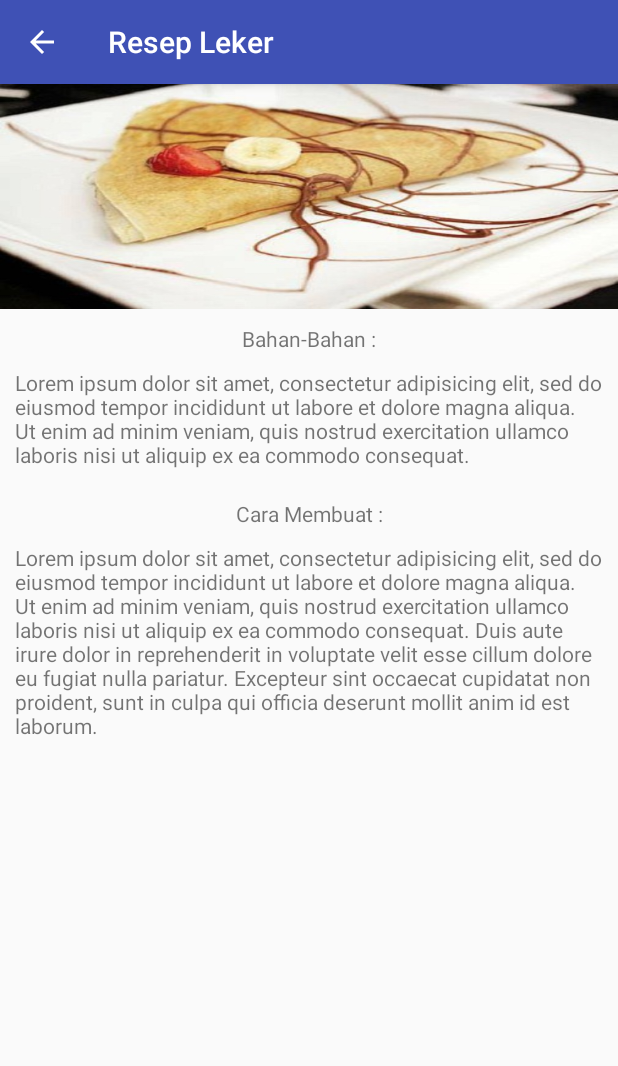
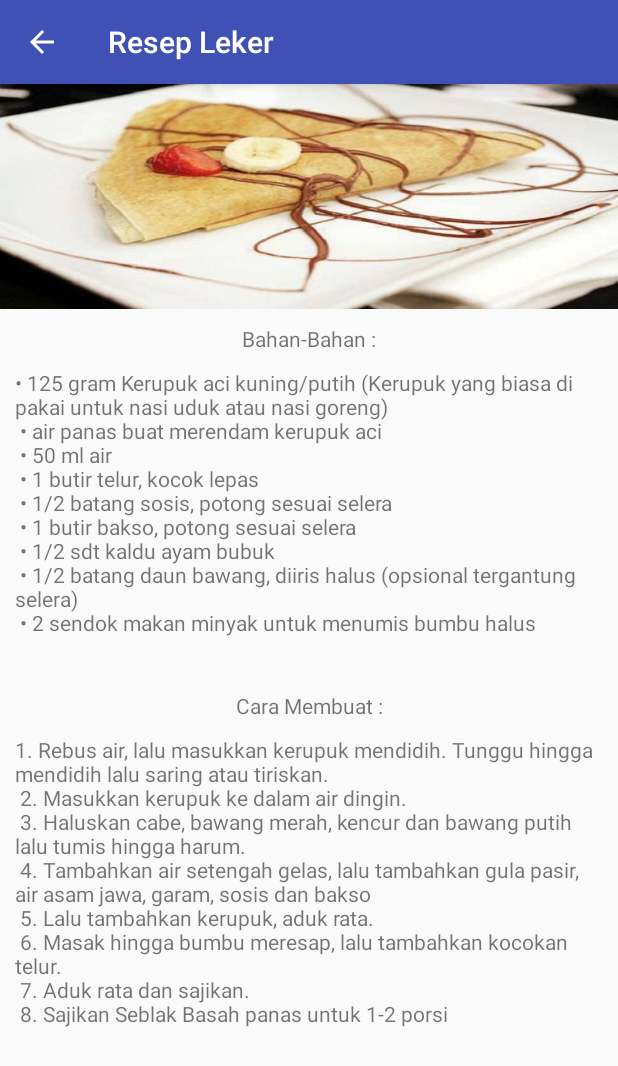
Before and after one commit to VenomGamz/AplikasiRsepMakanan, an Android app: the screen it shows after launch (DetailkuActivity), after a tap on "Leker", on a phone screen of 412 x 824 dp. Shown: the top 1066 px of the screen. Run offline under Robolectric (Android 15) with nearby library versions, the phone set to English and light mode, and no system bars.

Commit message:
Initial Commit

```diff
--- a/app/src/main/java/com/example/venom/aplikasirsepmakanan/RecyclerAdapter.java
+++ b/app/src/main/java/com/example/venom/aplikasirsepmakanan/RecyclerAdapter.java
@@ -18,10 +18,15 @@ public class RecyclerAdapter extends RecyclerView.Adapter<RecyclerViewHolder> {
 
     private final Context context;
 
-    String [] name={"Leker","Omlete","Seblak","Sempolan","Steak BlackPapper"};
-    String [] deskripsi={"Lekersdasd","Omleteasdasd","Seblakasdasd","Sempolanasdasd","Steak BlackPapperasdasd"};
+    String [] name={"Leker","Omlete","Seblak","Sempolan","Steak BlackPapper","jamurtiram"};
+    String [] deskripsi={"Crepes adalah jenis roti yang sangat tipis, biasanya terbuat dari tepung terigu. Asal mula kata Crepe adalah dari Perancis dengan sebutan crispa, yang berarti meringkuk.  Sedangkan Crepes berasal dari bahasa Inggris. Crepes sudah terkenal di seluruh benua Eropa dan kini mulai merambah ke seluruh dunia.Crepes merupakan jajanan ringan yang berisi berbagai varian topping.",
+            "Siapa yang tak kenal dengan omelet telur? Ya, hidangan yang biasanya dijadikan sebagai menu sarapan diberbagai belahan dunia barat ini sudah mulai terkenal di Indonesia dan kian menjadi trend terbaru yang juga dijadikan menu makanan dipagi hari.",
+            "Resep Seblak Basah Pedas Jajanan Bandung Sederhana Spesial Asli Enak Banget. Seblak adalah kerupuk mentah yang sengaja dibantatkan dengan cara direndam air panas. Cemilan ini sedang populer di sunda Jawa Barat di kota Bandung, Cimahi, Soreang, Cileunyi kemudian menyebar ke kota Bogor, Jakarta, Denpasar Bali, Surabaya, dan kota lainnya di seluruh Indonesia.",
+            "Sempolan adalah merupakan salah satu jajanan tradisional murah meriah namun mempunyai rasa yang enak dan gurih. Jajanan sempolan ini enak banget dimakan pada saat musim hujan dan masih anget-angetnya",
+            "Penggemar steak,pasti sudah tidak asing lagi dengan sirloin atau tenderloin steak.Mana yang paling anda suka ? Sirloin ataupun tenderloin, jika anda penggemar daging yang berada pada bagian belakang sebelum kaki belakang ini, anda dapat mengenali pemilihan sirloin yaitu sirloin atas,top sirloin ataupun bottom sirloin .",
+              "Hanya dengan 5 ons jamur tiram di tambah dengan bumbu-bumbu pilihan lalu di tumis di dalam api sedang dengan sedikit minyak zaitun anda bisa menikmati hidangan yang satu ini."};
     // menampilkan list item dalam bentuk text dengan tipe data string dengan variable name
-    Integer [] gambar={R.drawable.lekercepres,R.drawable.omlettelor,R.drawable.seblak,R.drawable.sempolan,R.drawable.steakblackpaper};
+    Integer [] gambar={R.drawable.lekercepres,R.drawable.omlettelor,R.drawable.seblak,R.drawable.sempolan,R.drawable.steakblackpaper,R.drawable.jamurtiram};
     LayoutInflater inflater;
     public RecyclerAdapter(Context context) {
         this.context=context;
@@ -40,7 +45,7 @@ public class RecyclerAdapter extends RecyclerView.Adapter<RecyclerViewHolder> {
 
         holder.tv1.setText(name[position]);
         holder.tv1.setOnClickListener(clickListener);
-        holder.tv2.setText(name[position]);
+        holder.tv2.setText(deskripsi[position]);
         holder.tv2.setOnClickListener(clickListener);
 
         holder.imageView.setOnClickListener(clickListener);
--- a/app/src/main/res/layout/activity_detailku.xml
+++ b/app/src/main/res/layout/activity_detailku.xml
@@ -1,4 +1,9 @@
 <?xml version="1.0" encoding="utf-8"?>
+<ScrollView xmlns:android="http://schemas.android.com/apk/res/android"
+    xmlns:tools="http://schemas.android.com/tools"
+    android:orientation="vertical"
+    android:layout_width="match_parent"
+    android:layout_height="match_parent">
 <LinearLayout xmlns:android="http://schemas.android.com/apk/res/android"
     xmlns:app="http://schemas.android.com/apk/res-auto"
     xmlns:tools="http://schemas.android.com/tools"
@@ -32,10 +37,16 @@
 
 
 
-        android:text="Lorem ipsum dolor sit amet, consectetur adipisicing elit, sed do eiusmod
-tempor incididunt ut labore et dolore magna aliqua. Ut enim ad minim veniam,
-quis nostrud exercitation ullamco laboris nisi ut aliquip ex ea commodo
-consequat."
+        android:text="•	125 gram Kerupuk aci kuning/putih (Kerupuk yang biasa di pakai untuk nasi uduk atau nasi goreng)\n
+•	air panas buat merendam kerupuk aci\n
+•	50 ml air\n
+•	1 butir telur, kocok lepas\n
+•	1/2 batang sosis, potong sesuai selera\n
+•	1 butir bakso, potong sesuai selera\n
+•	1/2 sdt kaldu ayam bubuk\n
+•	1/2 batang daun bawang, diiris halus (opsional tergantung selera)\n
+•	2 sendok makan minyak untuk menumis bumbu halus\n
+"
         />
 
 
@@ -57,11 +68,14 @@ consequat."
 
 
 
-        android:text="Lorem ipsum dolor sit amet, consectetur adipisicing elit, sed do eiusmod
-tempor incididunt ut labore et dolore magna aliqua. Ut enim ad minim veniam,
-quis nostrud exercitation ullamco laboris nisi ut aliquip ex ea commodo
-consequat. Duis aute irure dolor in reprehenderit in voluptate velit esse
-cillum dolore eu fugiat nulla pariatur. Excepteur sint occaecat cupidatat non
-proident, sunt in culpa qui officia deserunt mollit anim id est laborum."
+        android:text="1.	Rebus air, lalu masukkan kerupuk mendidih. Tunggu hingga mendidih lalu saring atau tiriskan.\n
+2.	Masukkan kerupuk ke dalam air dingin.\n
+3.	Haluskan cabe, bawang merah, kencur dan bawang putih lalu tumis hingga harum.\n
+4.	Tambahkan air setengah gelas, lalu tambahkan gula pasir, air asam jawa, garam, sosis dan bakso\n
+5.	Lalu tambahkan kerupuk, aduk rata.\n
+6.	Masak hingga bumbu meresap, lalu tambahkan kocokan telur.\n
+7.	Aduk rata dan sajikan.\n
+8.	Sajikan Seblak Basah panas untuk 1-2 porsi\n"
         />
 </LinearLayout>
+</ScrollView>
```
Also changed, not shown: app/src/main/res/layout/tampilanrecycle.xml (+22 -16 lines).
